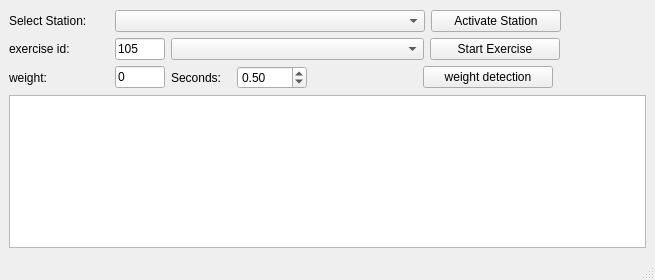
Qt form src/infrastructure/station_manager/layouts/station_selection_ui.ui (tedseb/RWTH-UKA-Pose-estimation) before a commit.
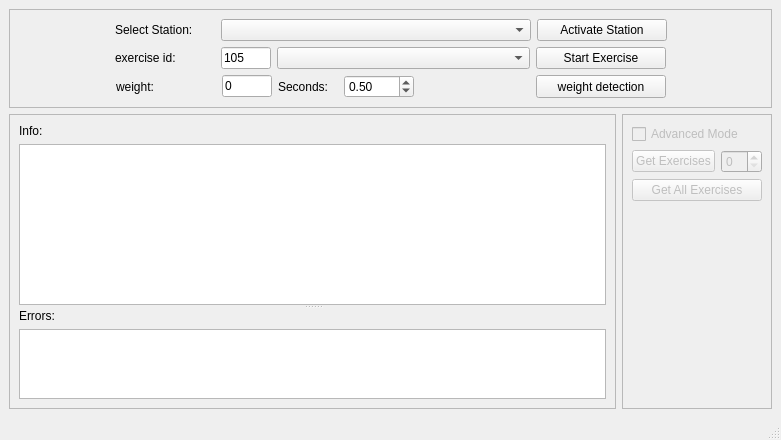
The same form after that commit.

Commit message: video download and station selection client  update

What changed in the file:
```diff
--- a/src/infrastructure/station_manager/layouts/station_selection_ui.ui
+++ b/src/infrastructure/station_manager/layouts/station_selection_ui.ui
@@ -6,15 +6,15 @@
    <rect>
     <x>0</x>
     <y>0</y>
-    <width>655</width>
-    <height>280</height>
+    <width>781</width>
+    <height>440</height>
    </rect>
   </property>
   <property name="windowTitle">
    <string>Station Selection</string>
   </property>
   <widget class="QWidget" name="centralwidget">
-   <layout class="QVBoxLayout" name="verticalLayout">
+   <layout class="QVBoxLayout" name="verticalLayout_3">
     <item>
      <spacer name="verticalSpacer_2">
       <property name="orientation">
@@ -29,7 +29,29 @@
      </spacer>
     </item>
     <item>
+     <widget class="QFrame" name="frame_2">
+      <property name="frameShape">
+       <enum>QFrame::StyledPanel</enum>
+      </property>
+      <property name="frameShadow">
+       <enum>QFrame::Raised</enum>
+      </property>
+      <layout class="QGridLayout" name="gridLayout_3">
+       <item row="0" column="0" colspan="8">
      <layout class="QHBoxLayout" name="horizontalLayout">
+         <item>
+          <spacer name="horizontalSpacer_2">
+           <property name="orientation">
+            <enum>Qt::Horizontal</enum>
+           </property>
+           <property name="sizeHint" stdset="0">
+            <size>
+             <width>40</width>
+             <height>20</height>
+            </size>
+           </property>
+          </spacer>
+         </item>
       <item>
        <widget class="QLabel" name="label">
         <property name="minimumSize">
@@ -51,6 +73,12 @@
       </item>
       <item>
        <widget class="QComboBox" name="station_combobox">
+           <property name="sizePolicy">
+            <sizepolicy hsizetype="Preferred" vsizetype="Fixed">
+             <horstretch>0</horstretch>
+             <verstretch>0</verstretch>
+            </sizepolicy>
+           </property>
         <property name="minimumSize">
          <size>
           <width>310</width>
@@ -70,6 +98,12 @@
       </item>
       <item>
        <widget class="QPushButton" name="activate_station_button">
+           <property name="sizePolicy">
+            <sizepolicy hsizetype="Minimum" vsizetype="Preferred">
+             <horstretch>0</horstretch>
+             <verstretch>0</verstretch>
+            </sizepolicy>
+           </property>
         <property name="minimumSize">
          <size>
           <width>130</width>
@@ -82,7 +116,7 @@
        </widget>
       </item>
       <item>
-       <spacer name="horizontalSpacer_2">
+          <spacer name="horizontalSpacer">
         <property name="orientation">
          <enum>Qt::Horizontal</enum>
         </property>
@@ -96,8 +130,21 @@
       </item>
      </layout>
     </item>
-    <item>
+       <item row="1" column="0" colspan="8">
      <layout class="QHBoxLayout" name="horizontalLayout_2">
+         <item>
+          <spacer name="horizontalSpacer_4">
+           <property name="orientation">
+            <enum>Qt::Horizontal</enum>
+           </property>
+           <property name="sizeHint" stdset="0">
+            <size>
+             <width>40</width>
+             <height>20</height>
+            </size>
+           </property>
+          </spacer>
+         </item>
       <item>
        <widget class="QLabel" name="label_2">
         <property name="minimumSize">
@@ -138,6 +185,12 @@
       </item>
       <item>
        <widget class="QComboBox" name="exercise_combobox">
+           <property name="sizePolicy">
+            <sizepolicy hsizetype="Fixed" vsizetype="Preferred">
+             <horstretch>0</horstretch>
+             <verstretch>0</verstretch>
+            </sizepolicy>
+           </property>
         <property name="minimumSize">
          <size>
           <width>253</width>
@@ -157,6 +210,12 @@
       </item>
       <item>
        <widget class="QPushButton" name="activate_exercise_button">
+           <property name="sizePolicy">
+            <sizepolicy hsizetype="Minimum" vsizetype="Preferred">
+             <horstretch>0</horstretch>
+             <verstretch>0</verstretch>
+            </sizepolicy>
+           </property>
         <property name="minimumSize">
          <size>
           <width>130</width>
@@ -169,7 +228,7 @@
        </widget>
       </item>
       <item>
-       <spacer name="horizontalSpacer_4">
+          <spacer name="horizontalSpacer_6">
         <property name="orientation">
          <enum>Qt::Horizontal</enum>
         </property>
@@ -183,9 +242,20 @@
       </item>
      </layout>
     </item>
-    <item>
-     <layout class="QHBoxLayout" name="horizontalLayout_3">
-      <item>
+       <item row="2" column="0">
+        <spacer name="horizontalSpacer_5">
+         <property name="orientation">
+          <enum>Qt::Horizontal</enum>
+         </property>
+         <property name="sizeHint" stdset="0">
+          <size>
+           <width>40</width>
+           <height>20</height>
+          </size>
+         </property>
+        </spacer>
+       </item>
+       <item row="2" column="1">
        <widget class="QLabel" name="label_3">
         <property name="minimumSize">
          <size>
@@ -204,7 +274,7 @@
         </property>
        </widget>
       </item>
-      <item>
+       <item row="2" column="2">
        <widget class="QLineEdit" name="weight_edit">
         <property name="sizePolicy">
          <sizepolicy hsizetype="Fixed" vsizetype="Fixed">
@@ -235,10 +305,10 @@
         </property>
        </widget>
       </item>
-      <item>
+       <item row="2" column="3">
        <widget class="QLabel" name="label_4">
         <property name="sizePolicy">
-         <sizepolicy hsizetype="Preferred" vsizetype="Preferred">
+          <sizepolicy hsizetype="Fixed" vsizetype="Preferred">
           <horstretch>0</horstretch>
           <verstretch>50</verstretch>
          </sizepolicy>
@@ -260,8 +330,14 @@
         </property>
        </widget>
       </item>
-      <item>
+       <item row="2" column="4">
        <widget class="QDoubleSpinBox" name="time_spin">
+         <property name="sizePolicy">
+          <sizepolicy hsizetype="Fixed" vsizetype="Preferred">
+           <horstretch>0</horstretch>
+           <verstretch>0</verstretch>
+          </sizepolicy>
+         </property>
         <property name="minimumSize">
          <size>
           <width>70</width>
@@ -279,7 +355,7 @@
         </property>
        </widget>
       </item>
-      <item>
+       <item row="2" column="5">
        <spacer name="horizontalSpacer_3">
         <property name="orientation">
          <enum>Qt::Horizontal</enum>
@@ -295,8 +371,14 @@
         </property>
        </spacer>
       </item>
-      <item>
+       <item row="2" column="6">
        <widget class="QPushButton" name="weight_detection_button">
+         <property name="sizePolicy">
+          <sizepolicy hsizetype="Minimum" vsizetype="Preferred">
+           <horstretch>0</horstretch>
+           <verstretch>0</verstretch>
+          </sizepolicy>
+         </property>
         <property name="minimumSize">
          <size>
           <width>130</width>
@@ -308,23 +390,186 @@
         </property>
        </widget>
       </item>
-      <item>
-       <spacer name="horizontalSpacer_5">
+       <item row="2" column="7">
+        <spacer name="horizontalSpacer_7">
         <property name="orientation">
          <enum>Qt::Horizontal</enum>
         </property>
         <property name="sizeHint" stdset="0">
          <size>
-          <width>40</width>
+           <width>87</width>
           <height>20</height>
          </size>
         </property>
        </spacer>
       </item>
      </layout>
+     </widget>
     </item>
     <item>
-     <widget class="QTextEdit" name="output_text"/>
+     <layout class="QHBoxLayout" name="horizontalLayout_3">
+      <item>
+       <widget class="QFrame" name="frame_3">
+        <property name="frameShape">
+         <enum>QFrame::StyledPanel</enum>
+        </property>
+        <property name="frameShadow">
+         <enum>QFrame::Raised</enum>
+        </property>
+        <layout class="QGridLayout" name="gridLayout_4">
+         <item row="0" column="0">
+          <widget class="QSplitter" name="splitter">
+           <property name="orientation">
+            <enum>Qt::Vertical</enum>
+           </property>
+           <widget class="QWidget" name="widget" native="true">
+            <property name="sizePolicy">
+             <sizepolicy hsizetype="Preferred" vsizetype="Preferred">
+              <horstretch>0</horstretch>
+              <verstretch>8</verstretch>
+             </sizepolicy>
+            </property>
+            <layout class="QVBoxLayout" name="verticalLayout">
+             <item>
+              <widget class="QLabel" name="label_5">
+               <property name="text">
+                <string>Info:</string>
+               </property>
+              </widget>
+             </item>
+             <item>
+              <widget class="QTextEdit" name="output_text">
+               <property name="sizePolicy">
+                <sizepolicy hsizetype="Expanding" vsizetype="Preferred">
+                 <horstretch>0</horstretch>
+                 <verstretch>15</verstretch>
+                </sizepolicy>
+               </property>
+               <property name="readOnly">
+                <bool>true</bool>
+               </property>
+              </widget>
+             </item>
+            </layout>
+           </widget>
+           <widget class="QWidget" name="widget_2" native="true">
+            <property name="sizePolicy">
+             <sizepolicy hsizetype="Preferred" vsizetype="Preferred">
+              <horstretch>0</horstretch>
+              <verstretch>2</verstretch>
+             </sizepolicy>
+            </property>
+            <layout class="QVBoxLayout" name="verticalLayout_2">
+             <item>
+              <widget class="QLabel" name="label_6">
+               <property name="text">
+                <string>Errors:</string>
+               </property>
+              </widget>
+             </item>
+             <item>
+              <widget class="QTextEdit" name="error_text">
+               <property name="sizePolicy">
+                <sizepolicy hsizetype="Expanding" vsizetype="Preferred">
+                 <horstretch>0</horstretch>
+                 <verstretch>10</verstretch>
+                </sizepolicy>
+               </property>
+               <property name="readOnly">
+                <bool>true</bool>
+               </property>
+              </widget>
+             </item>
+            </layout>
+           </widget>
+          </widget>
+         </item>
+        </layout>
+       </widget>
+      </item>
+      <item>
+       <widget class="QFrame" name="frame">
+        <property name="sizePolicy">
+         <sizepolicy hsizetype="Fixed" vsizetype="Preferred">
+          <horstretch>0</horstretch>
+          <verstretch>0</verstretch>
+         </sizepolicy>
+        </property>
+        <property name="frameShape">
+         <enum>QFrame::StyledPanel</enum>
+        </property>
+        <property name="frameShadow">
+         <enum>QFrame::Raised</enum>
+        </property>
+        <layout class="QGridLayout" name="gridLayout_2">
+         <item row="0" column="0">
+          <layout class="QGridLayout" name="gridLayout">
+           <property name="sizeConstraint">
+            <enum>QLayout::SetMinimumSize</enum>
+           </property>
+           <item row="0" column="0">
+            <widget class="QCheckBox" name="checkBox">
+             <property name="enabled">
+              <bool>false</bool>
+             </property>
+             <property name="text">
+              <string>Advanced Mode</string>
+             </property>
+            </widget>
+           </item>
+           <item row="1" column="0">
+            <layout class="QHBoxLayout" name="horizontalLayout_4">
+             <property name="sizeConstraint">
+              <enum>QLayout::SetMinimumSize</enum>
+             </property>
+             <item>
+              <widget class="QPushButton" name="pushButton">
+               <property name="enabled">
+                <bool>false</bool>
+               </property>
+               <property name="text">
+                <string>Get Exercises</string>
+               </property>
+              </widget>
+             </item>
+             <item>
+              <widget class="QSpinBox" name="spinBox">
+               <property name="enabled">
+                <bool>false</bool>
+               </property>
+              </widget>
+             </item>
+            </layout>
+           </item>
+           <item row="2" column="0">
+            <widget class="QPushButton" name="pushButton_2">
+             <property name="enabled">
+              <bool>false</bool>
+             </property>
+             <property name="text">
+              <string>Get All Exercises</string>
+             </property>
+            </widget>
+           </item>
+           <item row="3" column="0">
+            <spacer name="verticalSpacer_3">
+             <property name="orientation">
+              <enum>Qt::Vertical</enum>
+             </property>
+             <property name="sizeHint" stdset="0">
+              <size>
+               <width>20</width>
+               <height>40</height>
+              </size>
+             </property>
+            </spacer>
+           </item>
+          </layout>
+         </item>
+        </layout>
+       </widget>
+      </item>
+     </layout>
     </item>
     <item>
      <spacer name="verticalSpacer">
```
Left out of the diff: 2 changed lines with no effect on the pictures. Lines whose indentation alone changed are shown as unchanged. The commit also changes 6 other files.
